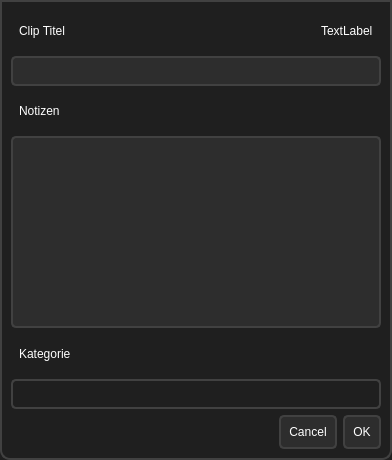
The window that clip_handler.ui (maxwernz/Video-Analyse) describes before a commit, drawn with Qt 5.
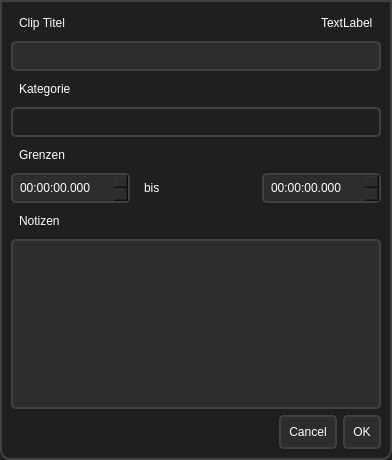
The same window after the commit. Icons and pictures are not drawn.

Commit message:
Give the Clip form editable boundaries
The Clip-editing form now carries the Clip's start and end as fields a
person can change, and the edit is applied through Analysis.update_clip
so the model keeps deciding whether the interval is allowed. The form is
reordered to the shape the design records — title, Category, boundaries,
notes — and the header label becomes the Clip's length, which the two
boundary fields no longer duplicate.

Patch:
```diff
--- a/clip_handler.ui
+++ b/clip_handler.ui
@@ -61,6 +61,20 @@
     font: 14px &quot;Segoe UI&quot;, sans-serif;
 }
 
+/* QTimeEdit styling (Clip boundary fields) */
+QTimeEdit {
+    background-color: rgb(45, 45, 45);
+    color: white;
+    border: 2px solid rgb(65, 65, 65);
+    border-radius: 5px;
+    padding: 5px;
+    font: 14px &quot;Segoe UI&quot;, sans-serif;
+}
+
+QTimeEdit::up-button, QTimeEdit::down-button {
+    width: 14px;
+}
+
 /* QComboBox styling */
 QComboBox {
     border: 2px solid rgb(65, 65, 65); /* Border for combo box */
@@ -181,6 +195,52 @@
    <item>
     <widget class="QLineEdit" name="clipNameLine"/>
    </item>
+   <item>
+    <widget class="QLabel" name="label">
+     <property name="text">
+      <string>Kategorie</string>
+     </property>
+    </widget>
+   </item>
+   <item>
+    <widget class="QComboBox" name="categoryBox">
+     <property name="editable">
+      <bool>true</bool>
+     </property>
+    </widget>
+   </item>
+   <item>
+    <widget class="QLabel" name="boundariesLabel">
+     <property name="text">
+      <string>Grenzen</string>
+     </property>
+    </widget>
+   </item>
+   <item>
+    <layout class="QHBoxLayout" name="boundariesLayout">
+     <item>
+      <widget class="QTimeEdit" name="startTimeEdit">
+       <property name="displayFormat">
+        <string>HH:mm:ss.zzz</string>
+       </property>
+      </widget>
+     </item>
+     <item>
+      <widget class="QLabel" name="boundarySeparator">
+       <property name="text">
+        <string>bis</string>
+       </property>
+      </widget>
+     </item>
+     <item>
+      <widget class="QTimeEdit" name="endTimeEdit">
+       <property name="displayFormat">
+        <string>HH:mm:ss.zzz</string>
+       </property>
+      </widget>
+     </item>
+    </layout>
+   </item>
    <item>
     <widget class="QLabel" name="label_2">
      <property name="text">
@@ -205,18 +265,17 @@
     </widget>
    </item>
    <item>
-    <widget class="QLabel" name="label">
-     <property name="text">
-      <string>Kategorie</string>
+    <spacer name="optionalFieldsSpacer">
+     <property name="orientation">
+      <enum>Qt::Vertical</enum>
      </property>
-    </widget>
-   </item>
-   <item>
-    <widget class="QComboBox" name="categoryBox">
-     <property name="editable">
-      <bool>true</bool>
+     <property name="sizeHint" stdset="0">
+      <size>
+       <width>20</width>
+       <height>0</height>
+      </size>
      </property>
-    </widget>
+    </spacer>
    </item>
    <item>
     <layout class="QHBoxLayout" name="horizontalLayout_2">
```
The commit also changes 4 other files.
